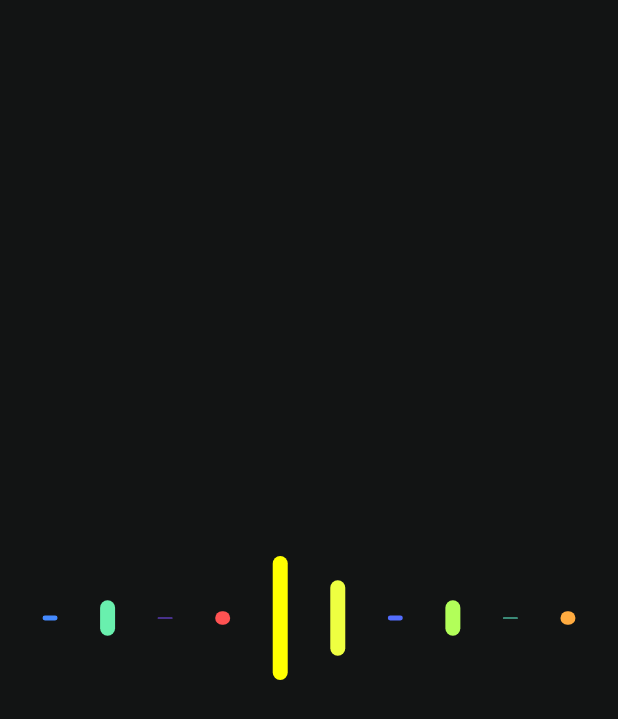
After one commit to rdrocca/flutter-projects, a Flutter app: the MainSimpleMusicAnimation screen opened directly, on a phone screen of 412 x 824 dp. The commit adds this screen. Shown: the top 719 px of the screen. Run offline on Flutter 3.47's test engine with Material 2 defaults, Android fonts, the phone set to English and light mode, and no system bars; our stand-ins replace google_fonts.

Commit message:
Adding simple audio animation project

```diff
--- /dev/null
+++ b/lib/fractal_tree/main_whats4pp.dart
@@ -0,0 +1,15 @@
+import 'package:flutter/material.dart';
+
+import './home_fractal_tree.dart';
+
+class MainFractalTree extends StatelessWidget {
+  @override
+  Widget build(BuildContext context) {
+    return MaterialApp(
+      // title: 'FractalTree',
+      debugShowCheckedModeBanner: false,
+
+      home: HomeFractalTree(),
+    );
+  }
+}
--- /dev/null
+++ b/lib/simple_music_animation/home_simple_music_animation.dart
@@ -0,0 +1,97 @@
+import 'package:flutter/material.dart';
+
+class HomeSimpleMusicAnimation extends StatelessWidget {
+  const HomeSimpleMusicAnimation({Key? key}) : super(key: key);
+
+  @override
+  Widget build(BuildContext context) {
+    return Scaffold(
+      body: Center(
+          child: Container(
+        child: _MusicVisualizer(),
+      )),
+      backgroundColor: Color(0xFF121414),
+    );
+  }
+}
+
+class _MusicVisualizer extends StatelessWidget {
+  final List<Color> colors = [
+    Colors.blueAccent,
+    Colors.greenAccent,
+    Colors.deepPurpleAccent,
+    Colors.redAccent,
+    Colors.yellowAccent,
+    Colors.limeAccent,
+    Colors.indigoAccent,
+    Colors.lightGreenAccent,
+    Colors.tealAccent,
+    Colors.orangeAccent,
+  ];
+  final List<int> duration = [
+    900,
+    300,
+    930,
+    500,
+    700,
+    200,
+    1000,
+    400,
+    800,
+    600,
+  ];
+
+  @override
+  Widget build(BuildContext context) {
+    return Row(
+      mainAxisAlignment: MainAxisAlignment.spaceEvenly,
+      children: List.generate(
+          colors.length,
+          (index) => VisualComponent(
+              duration: duration[index % 6], color: colors[index])),
+    );
+  }
+}
+
+class VisualComponent extends StatefulWidget {
+  const VisualComponent({Key? key, required this.duration, required this.color})
+      : super(key: key);
+
+  final int duration;
+  final Color color;
+
+  @override
+  _VisualComponentState createState() => _VisualComponentState();
+}
+
+class _VisualComponentState extends State<VisualComponent>
+    with SingleTickerProviderStateMixin {
+  late Animation<double> animation;
+  late AnimationController animationController;
+
+  @override
+  void initState() {
+    super.initState();
+    animationController = AnimationController(
+        duration: Duration(milliseconds: widget.duration), vsync: this);
+    final curvedAnimation = CurvedAnimation(
+        parent: animationController, curve: Curves.easeInOutSine);
+    animation = Tween<double>(begin: 0, end: 100).animate(curvedAnimation)
+      ..addListener(() {
+        setState(() {});
+      });
+    animationController.repeat(reverse: true);
+  }
+
+  @override
+  Widget build(BuildContext context) {
+    return Container(
+      width: 10,
+      height: animation.value,
+      decoration: BoxDecoration(
+        color: widget.color,
+        borderRadius: BorderRadius.circular(6),
+      ),
+    );
+  }
+}
--- /dev/null
+++ b/lib/simple_music_animation/main_simple_music_animation.dart
@@ -0,0 +1,15 @@
+import 'package:flutter/material.dart';
+
+import './home_simple_music_animation.dart';
+
+class MainSimpleMusicAnimation extends StatelessWidget {
+  const MainSimpleMusicAnimation({Key? key}) : super(key: key);
+
+  @override
+  Widget build(BuildContext context) {
+    return Scaffold(
+      // appBar: AppBar(title: Text("Simple Music Animation")),
+      body: HomeSimpleMusicAnimation(),
+    );
+  }
+}
```
Also changed, not shown: lib/fractal_tree/branch.dart (added, +23 -0 lines), lib/fractal_tree/home_fractal_tree.dart (added, +13 -0 lines), lib/main.dart (+18 -9 lines).
